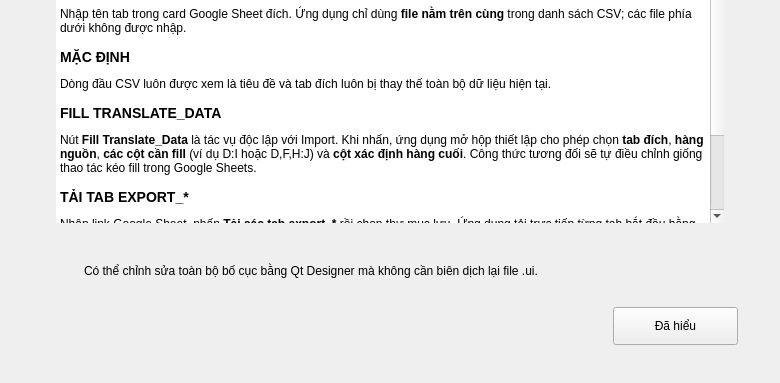
Above: src/import_localize/ui/forms/help_dialog.ui from longnguy3n/Import-Localize before the change; both pictures show x 0 to 780 and y 330 to 713 of the 780 by 713 pixel window. Below: the same form after it.
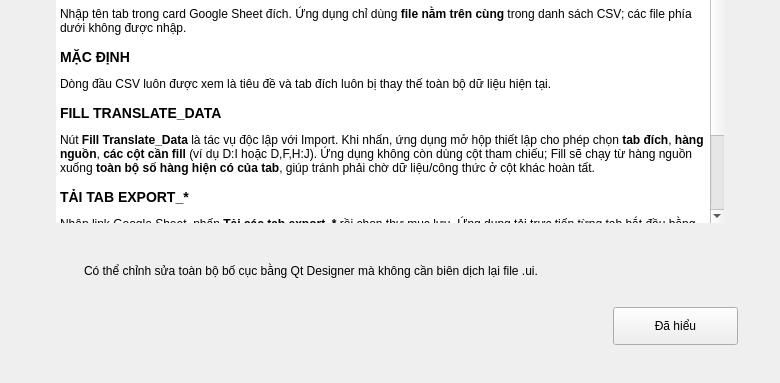
That is the form after the change.

Commit message: update fill data

```diff
--- a/src/import_localize/ui/forms/help_dialog.ui
+++ b/src/import_localize/ui/forms/help_dialog.ui
@@ -175,7 +175,7 @@
             </size>
            </property>
            <property name="html">
-            <string>&lt;h3&gt;THỰC HIỆN&lt;/h3&gt;&lt;ol&gt;&lt;li&gt;Mở &lt;b&gt;Cài đặt&lt;/b&gt;, chọn OAuth Client và đăng nhập Google.&lt;/li&gt;&lt;li&gt;Dán link Google Sheet đích.&lt;/li&gt;&lt;li&gt;Chọn &lt;b&gt;Nhiều sheet&lt;/b&gt; hoặc &lt;b&gt;Một sheet&lt;/b&gt;.&lt;/li&gt;&lt;li&gt;Chọn hoặc kéo thả các file CSV.&lt;/li&gt;&lt;li&gt;Nhấn &lt;b&gt;Import vào Google Sheet&lt;/b&gt;.&lt;/li&gt;&lt;/ol&gt;&lt;h3&gt;NHIỀU SHEET&lt;/h3&gt;&lt;p&gt;Tên file phải theo mẫu &lt;b&gt;[Tên Google Sheet] - [Tên tab].csv&lt;/b&gt;. Mỗi file được nhập vào tab tương ứng; tab chưa có sẽ được tạo mới.&lt;/p&gt;&lt;h3&gt;MỘT SHEET&lt;/h3&gt;&lt;p&gt;Nhập tên tab trong card Google Sheet đích. Ứng dụng chỉ dùng &lt;b&gt;file nằm trên cùng&lt;/b&gt; trong danh sách CSV; các file phía dưới không được nhập.&lt;/p&gt;&lt;h3&gt;MẶC ĐỊNH&lt;/h3&gt;&lt;p&gt;Dòng đầu CSV luôn được xem là tiêu đề và tab đích luôn bị thay thế toàn bộ dữ liệu hiện tại.&lt;/p&gt;&lt;h3&gt;FILL TRANSLATE_DATA&lt;/h3&gt;&lt;p&gt;Nút &lt;b&gt;Fill Translate_Data&lt;/b&gt; là tác vụ độc lập với Import. Khi nhấn, ứng dụng mở hộp thiết lập cho phép chọn &lt;b&gt;tab đích&lt;/b&gt;, &lt;b&gt;hàng nguồn&lt;/b&gt;, &lt;b&gt;các cột cần fill&lt;/b&gt; (ví dụ D:I hoặc D,F,H:J) và &lt;b&gt;cột xác định hàng cuối&lt;/b&gt;. Công thức tương đối sẽ tự điều chỉnh giống thao tác kéo fill trong Google Sheets.&lt;/p&gt;&lt;h3&gt;TẢI TAB EXPORT_*&lt;/h3&gt;&lt;p&gt;Nhập link Google Sheet, nhấn &lt;b&gt;Tải các tab export_*&lt;/b&gt; rồi chọn thư mục lưu. Ứng dụng tải trực tiếp từng tab bắt đầu bằng &lt;b&gt;export_&lt;/b&gt; và đặt tên &lt;b&gt;[Tên Google Sheet] - [Tên tab].csv&lt;/b&gt;.&lt;/p&gt;&lt;h3&gt;CẬP NHẬT ỨNG DỤNG&lt;/h3&gt;&lt;p&gt;Trong bản EXE, mở &lt;b&gt;Cài đặt → Cập nhật&lt;/b&gt; để kiểm tra GitHub Releases, tải bản mới, xác minh SHA-256 và tự khởi động lại.&lt;/p&gt;</string>
+            <string>&lt;h3&gt;THỰC HIỆN&lt;/h3&gt;&lt;ol&gt;&lt;li&gt;Mở &lt;b&gt;Cài đặt&lt;/b&gt;, chọn OAuth Client và đăng nhập Google.&lt;/li&gt;&lt;li&gt;Dán link Google Sheet đích.&lt;/li&gt;&lt;li&gt;Chọn &lt;b&gt;Nhiều sheet&lt;/b&gt; hoặc &lt;b&gt;Một sheet&lt;/b&gt;.&lt;/li&gt;&lt;li&gt;Chọn hoặc kéo thả các file CSV.&lt;/li&gt;&lt;li&gt;Nhấn &lt;b&gt;Import vào Google Sheet&lt;/b&gt;.&lt;/li&gt;&lt;/ol&gt;&lt;h3&gt;NHIỀU SHEET&lt;/h3&gt;&lt;p&gt;Tên file phải theo mẫu &lt;b&gt;[Tên Google Sheet] - [Tên tab].csv&lt;/b&gt;. Mỗi file được nhập vào tab tương ứng; tab chưa có sẽ được tạo mới.&lt;/p&gt;&lt;h3&gt;MỘT SHEET&lt;/h3&gt;&lt;p&gt;Nhập tên tab trong card Google Sheet đích. Ứng dụng chỉ dùng &lt;b&gt;file nằm trên cùng&lt;/b&gt; trong danh sách CSV; các file phía dưới không được nhập.&lt;/p&gt;&lt;h3&gt;MẶC ĐỊNH&lt;/h3&gt;&lt;p&gt;Dòng đầu CSV luôn được xem là tiêu đề và tab đích luôn bị thay thế toàn bộ dữ liệu hiện tại.&lt;/p&gt;&lt;h3&gt;FILL TRANSLATE_DATA&lt;/h3&gt;&lt;p&gt;Nút &lt;b&gt;Fill Translate_Data&lt;/b&gt; là tác vụ độc lập với Import. Khi nhấn, ứng dụng mở hộp thiết lập cho phép chọn &lt;b&gt;tab đích&lt;/b&gt;, &lt;b&gt;hàng nguồn&lt;/b&gt;, &lt;b&gt;các cột cần fill&lt;/b&gt; (ví dụ D:I hoặc D,F,H:J). Ứng dụng không còn dùng cột tham chiếu; Fill sẽ chạy từ hàng nguồn xuống &lt;b&gt;toàn bộ số hàng hiện có của tab&lt;/b&gt;, giúp tránh phải chờ dữ liệu/công thức ở cột khác hoàn tất.&lt;/p&gt;&lt;h3&gt;TẢI TAB EXPORT_*&lt;/h3&gt;&lt;p&gt;Nhập link Google Sheet, nhấn &lt;b&gt;Tải các tab export_*&lt;/b&gt; rồi chọn thư mục lưu. Ứng dụng tải trực tiếp từng tab bắt đầu bằng &lt;b&gt;export_&lt;/b&gt; và đặt tên &lt;b&gt;[Tên Google Sheet] - [Tên tab].csv&lt;/b&gt;.&lt;/p&gt;&lt;h3&gt;CẬP NHẬT ỨNG DỤNG&lt;/h3&gt;&lt;p&gt;Trong bản EXE, mở &lt;b&gt;Cài đặt → Cập nhật&lt;/b&gt; để kiểm tra GitHub Releases, tải bản mới, xác minh SHA-256 và tự khởi động lại.&lt;/p&gt;</string>
            </property>
            <property name="openExternalLinks">
             <bool>true</bool>
```
The commit also changes 11 other files.
